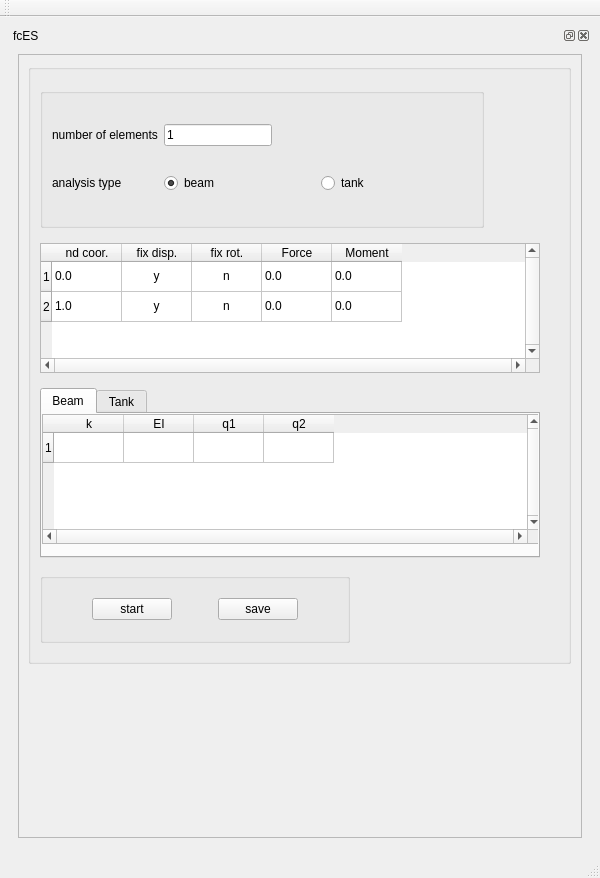
Before: the Qt Designer form user_interface/fcES.ui in HarryvL/fcES, drawn with Qt 5.
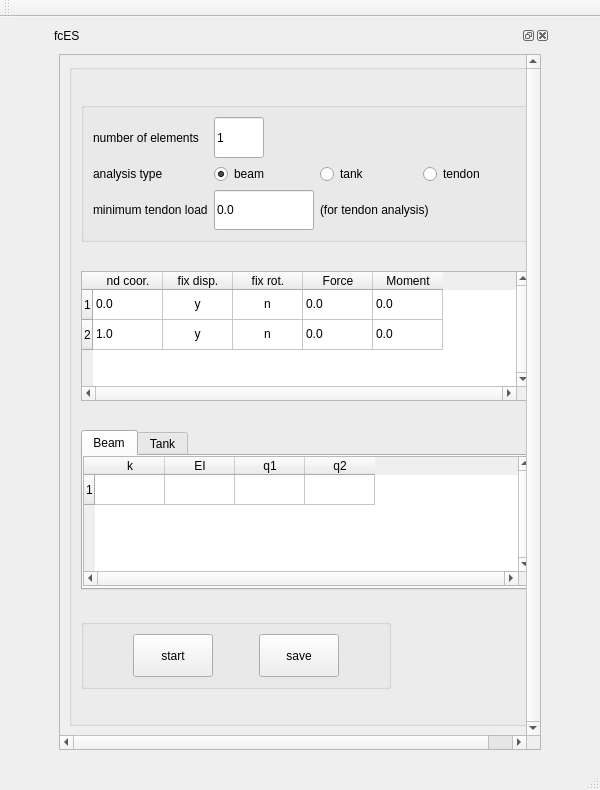
After: the same form once the commit is applied.

Commit message: tendon analysis

Patch:
```diff
--- a/user_interface/fcES.ui
+++ b/user_interface/fcES.ui
@@ -7,7 +7,7 @@
     <x>0</x>
     <y>0</y>
     <width>600</width>
-    <height>878</height>
+    <height>790</height>
    </rect>
   </property>
   <property name="sizePolicy">
@@ -19,12 +19,12 @@
   <property name="minimumSize">
    <size>
     <width>0</width>
-    <height>0</height>
+    <height>350</height>
    </size>
   </property>
   <property name="maximumSize">
    <size>
-    <width>16777215</width>
+    <width>600</width>
     <height>16777215</height>
    </size>
   </property>
@@ -40,7 +40,7 @@
    </property>
    <property name="maximumSize">
     <size>
-     <width>16777215</width>
+     <width>600</width>
      <height>16777215</height>
     </size>
    </property>
@@ -50,12 +50,12 @@
       <property name="minimumSize">
        <size>
         <width>100</width>
-        <height>130</height>
+        <height>107</height>
        </size>
       </property>
       <property name="maximumSize">
        <size>
-        <width>524287</width>
+        <width>500</width>
         <height>1019</height>
        </size>
       </property>
@@ -71,7 +71,7 @@
        </property>
        <property name="maximumSize">
         <size>
-         <width>16777215</width>
+         <width>600</width>
          <height>1000</height>
         </size>
        </property>
@@ -86,10 +86,19 @@
           </property>
           <property name="maximumSize">
            <size>
-            <width>16777215</width>
+            <width>510</width>
             <height>1000</height>
            </size>
           </property>
+          <property name="verticalScrollBarPolicy">
+           <enum>Qt::ScrollBarAlwaysOn</enum>
+          </property>
+          <property name="horizontalScrollBarPolicy">
+           <enum>Qt::ScrollBarAlwaysOn</enum>
+          </property>
+          <property name="sizeAdjustPolicy">
+           <enum>QAbstractScrollArea::AdjustToContents</enum>
+          </property>
           <property name="widgetResizable">
            <bool>true</bool>
           </property>
@@ -98,44 +107,38 @@
             <rect>
              <x>0</x>
              <y>0</y>
-             <width>562</width>
-             <height>760</height>
+             <width>492</width>
+             <height>658</height>
             </rect>
            </property>
            <property name="maximumSize">
             <size>
-             <width>16777215</width>
+             <width>500</width>
              <height>1000</height>
             </size>
            </property>
            <property name="contextMenuPolicy">
             <enum>Qt::NoContextMenu</enum>
            </property>
+           <layout class="QVBoxLayout" name="verticalLayout_4">
+            <item>
            <widget class="QGroupBox" name="groupBox">
-            <property name="geometry">
-             <rect>
-              <x>9</x>
-              <y>9</y>
-              <width>543</width>
+              <property name="sizePolicy">
+               <sizepolicy hsizetype="Preferred" vsizetype="Preferred">
+                <horstretch>0</horstretch>
+                <verstretch>0</verstretch>
+               </sizepolicy>
+              </property>
+              <property name="minimumSize">
+               <size>
+                <width>0</width>
               <height>600</height>
-             </rect>
-            </property>
-            <property name="sizePolicy">
-             <sizepolicy hsizetype="Preferred" vsizetype="Fixed">
-              <horstretch>0</horstretch>
-              <verstretch>0</verstretch>
-             </sizepolicy>
-            </property>
-            <property name="minimumSize">
-             <size>
-              <width>0</width>
-              <height>500</height>
              </size>
             </property>
             <property name="maximumSize">
              <size>
-              <width>16777215</width>
-              <height>1000</height>
+                <width>500</width>
+                <height>1100</height>
              </size>
             </property>
             <property name="title">
@@ -150,9 +153,15 @@
                  <verstretch>0</verstretch>
                 </sizepolicy>
                </property>
+                 <property name="minimumSize">
+                  <size>
+                   <width>450</width>
+                   <height>0</height>
+                  </size>
+                 </property>
                <property name="maximumSize">
                 <size>
-                 <width>16777215</width>
+                   <width>450</width>
                  <height>140</height>
                 </size>
                </property>
@@ -160,37 +169,39 @@
                 <string/>
                </property>
                <layout class="QGridLayout" name="gridLayout_2">
-                <item row="0" column="1">
-                 <layout class="QHBoxLayout" name="horizontalLayout_2">
-                  <item>
-                   <widget class="QLineEdit" name="num_el">
-                    <property name="text">
-                     <string>1</string>
+                  <item row="0" column="0">
+                   <widget class="QLabel" name="label_4">
+                    <property name="sizePolicy">
+                     <sizepolicy hsizetype="Fixed" vsizetype="Preferred">
+                      <horstretch>0</horstretch>
+                      <verstretch>0</verstretch>
+                     </sizepolicy>
                     </property>
-                   </widget>
-                  </item>
-                  <item>
-                   <spacer name="horizontalSpacer">
-                    <property name="orientation">
-                     <enum>Qt::Horizontal</enum>
+                    <property name="minimumSize">
+                     <size>
+                      <width>100</width>
+                      <height>0</height>
+                     </size>
                     </property>
-                    <property name="sizeType">
-                     <enum>QSizePolicy::Fixed</enum>
-                    </property>
-                    <property name="sizeHint" stdset="0">
+                    <property name="maximumSize">
                      <size>
                       <width>200</width>
-                      <height>20</height>
+                      <height>100</height>
                      </size>
                     </property>
-                   </spacer>
+                    <property name="text">
+                     <string>number of elements</string>
+                    </property>
+                   </widget>
                   </item>
-                 </layout>
-                </item>
-                <item row="1" column="1">
-                 <layout class="QHBoxLayout" name="horizontalLayout">
-                  <item>
+                  <item row="3" column="1">
                    <widget class="QRadioButton" name="beamBtn">
+                    <property name="sizePolicy">
+                     <sizepolicy hsizetype="Minimum" vsizetype="Preferred">
+                      <horstretch>0</horstretch>
+                      <verstretch>0</verstretch>
+                     </sizepolicy>
+                    </property>
                     <property name="text">
                      <string>beam</string>
                     </property>
@@ -199,32 +210,82 @@
                     </property>
                    </widget>
                   </item>
-                  <item>
-                   <widget class="QRadioButton" name="tankBtn">
+                  <item row="4" column="0">
+                   <widget class="QLabel" name="label_2">
                     <property name="text">
-                     <string>tank</string>
+                     <string>minimum tendon load</string>
                     </property>
                    </widget>
                   </item>
-                 </layout>
-                </item>
-                <item row="1" column="0">
+                  <item row="3" column="0">
                  <widget class="QLabel" name="label">
                   <property name="text">
                    <string>analysis type</string>
                   </property>
                  </widget>
                 </item>
-                <item row="0" column="0">
-                 <widget class="QLabel" name="label_4">
+                  <item row="0" column="1">
+                   <widget class="QLineEdit" name="num_el">
+                    <property name="sizePolicy">
+                     <sizepolicy hsizetype="Fixed" vsizetype="Preferred">
+                      <horstretch>0</horstretch>
+                      <verstretch>0</verstretch>
+                     </sizepolicy>
+                    </property>
                   <property name="maximumSize">
                    <size>
-                    <width>16777215</width>
-                    <height>100</height>
+                      <width>50</width>
+                      <height>16777215</height>
                    </size>
                   </property>
                   <property name="text">
-                   <string>number of elements</string>
+                     <string>1</string>
+                    </property>
+                   </widget>
+                  </item>
+                  <item row="4" column="1">
+                   <widget class="QLineEdit" name="tendon_load">
+                    <property name="sizePolicy">
+                     <sizepolicy hsizetype="Fixed" vsizetype="Preferred">
+                      <horstretch>0</horstretch>
+                      <verstretch>0</verstretch>
+                     </sizepolicy>
+                    </property>
+                    <property name="maximumSize">
+                     <size>
+                      <width>100</width>
+                      <height>16777215</height>
+                     </size>
+                    </property>
+                    <property name="text">
+                     <string>0.0</string>
+                    </property>
+                   </widget>
+                  </item>
+                  <item row="3" column="2">
+                   <widget class="QRadioButton" name="tankBtn">
+                    <property name="sizePolicy">
+                     <sizepolicy hsizetype="Minimum" vsizetype="Preferred">
+                      <horstretch>0</horstretch>
+                      <verstretch>0</verstretch>
+                     </sizepolicy>
+                    </property>
+                    <property name="text">
+                     <string>tank</string>
+                    </property>
+                   </widget>
+                  </item>
+                  <item row="3" column="3">
+                   <widget class="QRadioButton" name="tendonBtn">
+                    <property name="text">
+                     <string>tendon</string>
+                    </property>
+                   </widget>
+                  </item>
+                  <item row="4" column="2" colspan="2">
+                   <widget class="QLabel" name="label_3">
+                    <property name="text">
+                     <string>(for tendon analysis)</string>
                   </property>
                  </widget>
                 </item>
@@ -241,13 +302,13 @@
                </property>
                <property name="minimumSize">
                 <size>
-                 <width>500</width>
+                   <width>450</width>
                  <height>0</height>
                 </size>
                </property>
                <property name="maximumSize">
                 <size>
-                 <width>16777215</width>
+                   <width>450</width>
                  <height>130</height>
                 </size>
                </property>
@@ -369,14 +430,14 @@
                </property>
                <property name="minimumSize">
                 <size>
-                 <width>500</width>
+                   <width>450</width>
                  <height>0</height>
                 </size>
                </property>
                <property name="maximumSize">
                 <size>
-                 <width>16777215</width>
-                 <height>170</height>
+                   <width>450</width>
+                   <height>160</height>
                 </size>
                </property>
                <property name="currentIndex">
@@ -391,7 +452,7 @@
                   <rect>
                    <x>0</x>
                    <y>0</y>
-                   <width>500</width>
+                     <width>450</width>
                    <height>130</height>
                   </rect>
                  </property>
@@ -403,13 +464,13 @@
                  </property>
                  <property name="minimumSize">
                   <size>
-                   <width>500</width>
+                     <width>450</width>
                    <height>130</height>
                   </size>
                  </property>
                  <property name="maximumSize">
                   <size>
-                   <width>16777215</width>
+                     <width>450</width>
                    <height>150</height>
                   </size>
                  </property>
@@ -561,7 +622,7 @@
              <item>
               <widget class="QGroupBox" name="actionBox">
                <property name="sizePolicy">
-                <sizepolicy hsizetype="Fixed" vsizetype="Fixed">
+                  <sizepolicy hsizetype="Fixed" vsizetype="Preferred">
                  <horstretch>0</horstretch>
                  <verstretch>0</verstretch>
                 </sizepolicy>
@@ -597,6 +658,12 @@
                 </item>
                 <item>
                  <widget class="QPushButton" name="startBtn">
+                    <property name="sizePolicy">
+                     <sizepolicy hsizetype="Minimum" vsizetype="Preferred">
+                      <horstretch>0</horstretch>
+                      <verstretch>0</verstretch>
+                     </sizepolicy>
+                    </property>
                   <property name="text">
                    <string>start</string>
                   </property>
@@ -617,6 +684,12 @@
                 </item>
                 <item>
                  <widget class="QPushButton" name="saveBtn">
+                    <property name="sizePolicy">
+                     <sizepolicy hsizetype="Minimum" vsizetype="Preferred">
+                      <horstretch>0</horstretch>
+                      <verstretch>0</verstretch>
+                     </sizepolicy>
+                    </property>
                   <property name="text">
                    <string>save</string>
                   </property>
@@ -640,6 +713,8 @@
              </item>
             </layout>
            </widget>
+            </item>
+           </layout>
           </widget>
          </widget>
         </item>
```
Left out of the diff: 6 changed lines with no effect on the pictures. Lines whose indentation alone changed are shown as unchanged. The commit also changes 61 other files.
